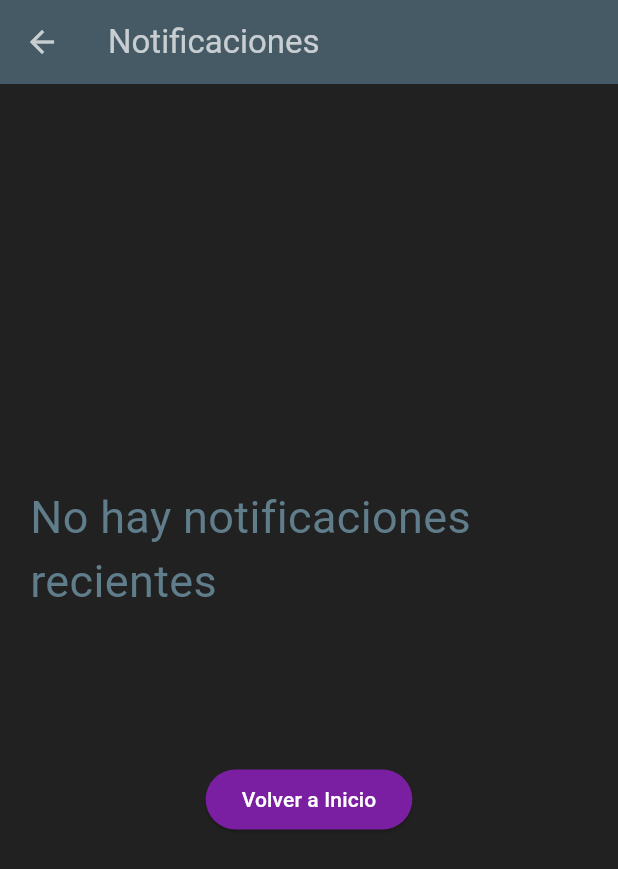
After one commit to arion0501/ExamenFinal_PSP_PMDM, a Flutter app: the notificationsView screen opened by its route, on a phone screen of 412 x 824 dp. The commit adds this screen. Shown: the top 869 px of the screen. Run offline on Flutter 3.47's test engine with Material 3 defaults, Android fonts, the phone set to English and light mode, and no system bars; our stand-ins replace cloud_firestore, firebase_auth, firebase_core, geolocator, google_maps_flutter, image_picker; accounts and stored records are empty; generated files the repository leaves out were written again.

Commit message:
Commit V39: Creada y añadida vistaNotificaciones al flujo del programa. Aña

```diff
--- a/lib/ActividadExamen.dart
+++ b/lib/ActividadExamen.dart
@@ -5,6 +5,7 @@ import 'package:examen_final_psp_pmdm/OnBoarding/perfilView.dart';
 import 'package:examen_final_psp_pmdm/Views/MapaView.dart';
 import 'package:flutter/material.dart';
 import 'OnBoarding/loginPhone.dart';
+import 'OnBoarding/notificationsView.dart';
 import 'OnBoarding/registerView.dart';
 import 'SingleTone/DataHolder.dart';
 
@@ -27,6 +28,7 @@ class ActividadExamen extends StatelessWidget {
           '/vistaperfil': (context) => const perfilView(),
           '/vistacreaproducto': (context) => const vistaCreaProducto(),
           '/vistamapa': (context) => MapaView(),
+          '/vistanotificaciones': (context) => notificationsView(),
         },
         initialRoute: '/vistalogin',
       );
@@ -41,6 +43,7 @@ class ActividadExamen extends StatelessWidget {
           '/vistaperfil': (context) => const perfilView(),
           '/vistacreaproducto': (context) => const vistaCreaProducto(),
           '/vistamapa': (context) => MapaView(),
+          '/vistanotificaciones': (context) => notificationsView(),
         },
         initialRoute: '/vistalogin',
       );
--- /dev/null
+++ b/lib/OnBoarding/notificationsView.dart
@@ -0,0 +1,73 @@
+import 'package:cloud_firestore/cloud_firestore.dart';
+import 'package:flutter/material.dart';
+
+class notificationsView extends StatefulWidget {
+  const notificationsView({Key? key});
+
+  @override
+  _NotificationsViewState createState() => _NotificationsViewState();
+}
+
+class _NotificationsViewState extends State<notificationsView> {
+  late BuildContext _context;
+  FirebaseFirestore fs = FirebaseFirestore.instance;
+  late GlobalKey<FormState> _formKey;
+
+  @override
+  void initState() {
+    super.initState();
+    _formKey = GlobalKey<FormState>();
+  }
+
+  @override
+  Widget build(BuildContext context) {
+    _context = context;
+
+    return Scaffold(
+      backgroundColor: Colors.grey[900],
+      appBar: AppBar(
+        title: const Text('Notificaciones'),
+        backgroundColor: Colors.blueGrey[700],
+        foregroundColor: Colors.white70,
+      ),
+      body: Center(
+        child: Container(
+          padding: const EdgeInsets.all(20),
+          child: Form(
+            key: _formKey,
+            child: Column(
+              mainAxisSize: MainAxisSize.min,
+              crossAxisAlignment: CrossAxisAlignment.stretch,
+              children: <Widget>[
+                Center(
+                  child: const Text(
+                    'No hay notificaciones recientes',
+                    style: TextStyle(color: Colors.blueGrey, fontSize: 30),
+                  ),
+                ),
+                const SizedBox(height: 100),
+                Row(
+                  mainAxisAlignment: MainAxisAlignment.spaceEvenly,
+                  children: [
+                    ElevatedButton(
+                      onPressed: () {
+                        if (_formKey.currentState!.validate()) {
+                          Navigator.popAndPushNamed(context, '/vistahome');
+                        }
+                      },
+                      style: ElevatedButton.styleFrom(
+                        foregroundColor: Colors.white,
+                        backgroundColor: Colors.purple[700],
+                      ),
+                      child: const Text('Volver a Inicio'),
+                    ),
+                  ],
+                )
+              ],
+            ),
+          ),
+        ),
+      ),
+    );
+  }
+}
```
